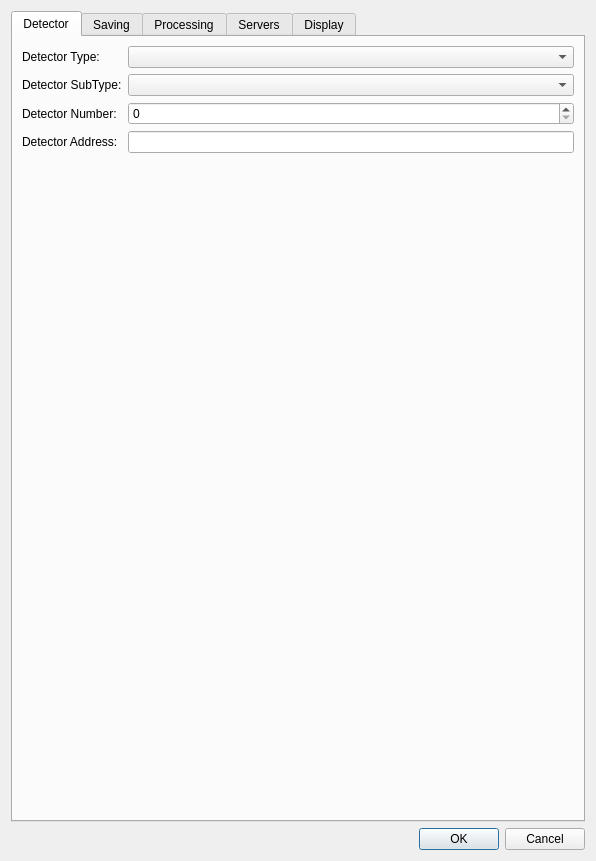
Above: source/qxrdexperimentpreferencesdialog.ui from guyjennings/qxrd before the change. Below: the same form after it.
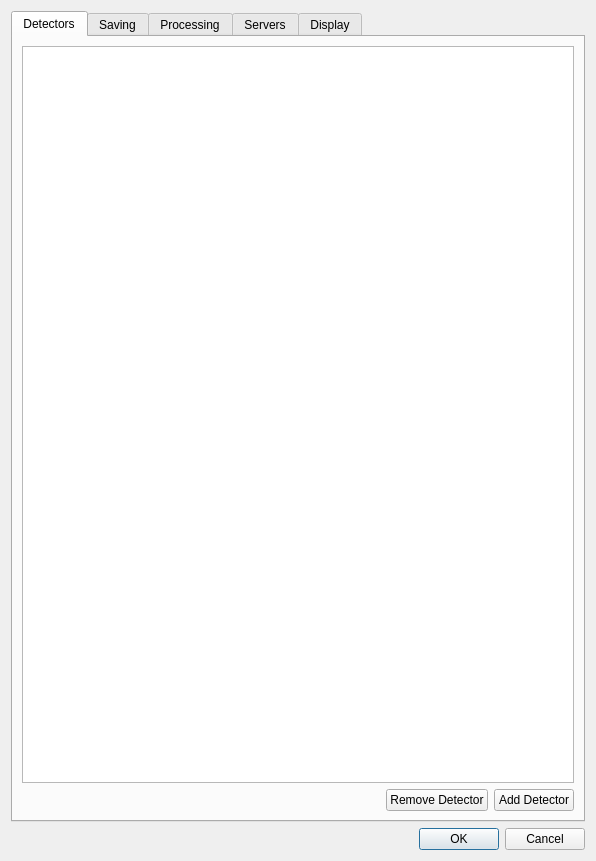
That is the form after the change. The open tabs and pages were chosen to show the change.

Commit message: Start implementing detector property editing pane in experiment preferences dialog

```diff
--- a/source/qxrdexperimentpreferencesdialog.ui
+++ b/source/qxrdexperimentpreferencesdialog.ui
@@ -21,61 +21,46 @@
      </property>
      <widget class="QWidget" name="tab_4">
       <attribute name="title">
-       <string>Detector</string>
+       <string>Detectors</string>
       </attribute>
-      <layout class="QFormLayout" name="formLayout">
+      <layout class="QGridLayout" name="gridLayout_5">
        <item row="0" column="0">
-        <widget class="QLabel" name="label">
-         <property name="text">
-          <string>Detector Type:</string>
-         </property>
-        </widget>
-       </item>
-       <item row="0" column="1">
-        <widget class="QComboBox" name="m_DetectorType"/>
-       </item>
-       <item row="2" column="0">
-        <widget class="QLabel" name="label_5">
-         <property name="text">
-          <string>Detector Number:</string>
-         </property>
-        </widget>
-       </item>
-       <item row="2" column="1">
-        <widget class="QSpinBox" name="m_DetectorNumber"/>
-       </item>
-       <item row="4" column="0" colspan="2">
-        <spacer name="verticalSpacer">
+        <layout class="QGridLayout" name="gridLayout_3">
+         <item row="1" column="0">
+          <layout class="QHBoxLayout" name="horizontalLayout_3">
+           <item>
+            <spacer name="horizontalSpacer">
          <property name="orientation">
-          <enum>Qt::Vertical</enum>
+              <enum>Qt::Horizontal</enum>
          </property>
          <property name="sizeHint" stdset="0">
           <size>
-           <width>458</width>
-           <height>599</height>
+               <width>288</width>
+               <height>20</height>
           </size>
          </property>
         </spacer>
        </item>
-       <item row="1" column="0">
-        <widget class="QLabel" name="label_13">
+           <item>
+            <widget class="QPushButton" name="m_RemoveDetector">
          <property name="text">
-          <string>Detector SubType:</string>
+              <string>Remove Detector</string>
          </property>
         </widget>
        </item>
-       <item row="1" column="1">
-        <widget class="QComboBox" name="m_DetectorSubType"/>
-       </item>
-       <item row="3" column="0">
-        <widget class="QLabel" name="label_14">
+           <item>
+            <widget class="QPushButton" name="m_AddDetector">
          <property name="text">
-          <string>Detector Address:</string>
+              <string>Add Detector</string>
          </property>
         </widget>
        </item>
-       <item row="3" column="1">
-        <widget class="QLineEdit" name="m_DetectorAddress"/>
+          </layout>
+         </item>
+         <item row="0" column="0">
+          <widget class="QListWidget" name="m_DetectorsList"/>
+         </item>
+        </layout>
        </item>
       </layout>
      </widget>
```
Left out of the diff: 20 changed lines with no effect on the pictures. Lines whose indentation alone changed are shown as unchanged. The commit also changes 9 other files.
